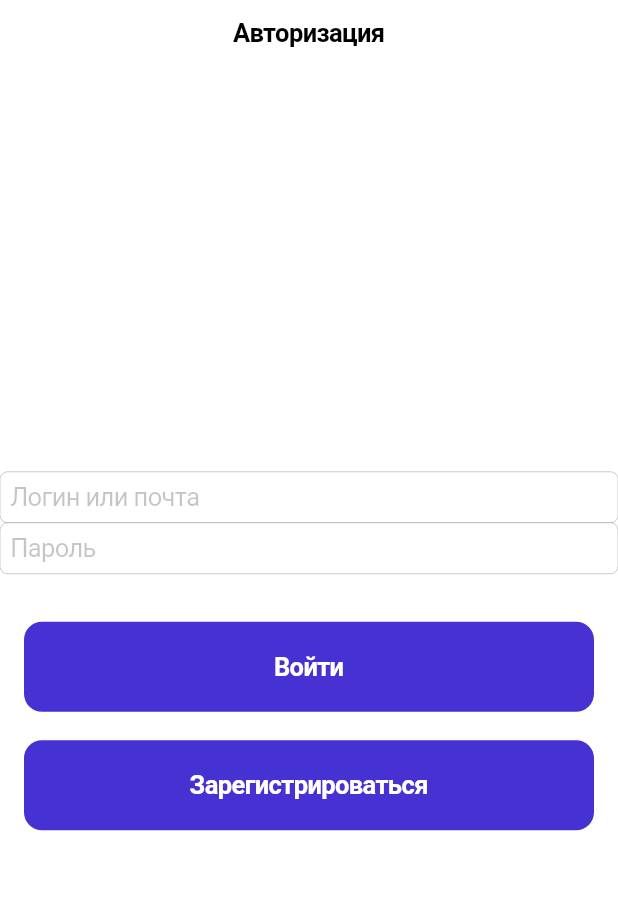
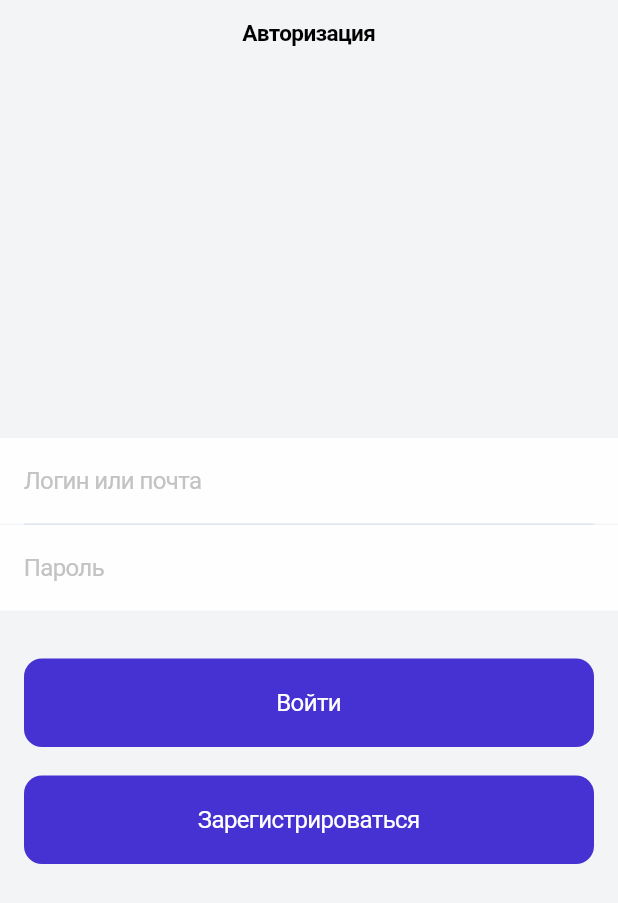
Before and after one commit to Alibalishka/simple_application, a Flutter app: the screen it shows after launch, on a phone screen of 412 x 824 dp. Shown: the top 903 px of the screen. Run offline on Flutter 3.47's test engine with Material 2 defaults, Android fonts, the phone set to English and light mode, and no system bars.

Commit message:
Done Authentication Screen Page

```diff
--- a/lib/screens/auth_screen.dart
+++ b/lib/screens/auth_screen.dart
@@ -6,8 +6,17 @@ class AuthScreen extends StatelessWidget {
   @override
   Widget build(BuildContext context) {
     return CupertinoPageScaffold(
+      backgroundColor: Color(0xFFF3F4F6),
       navigationBar: CupertinoNavigationBar(
-        middle: Text('Авторизация'),
+        middle: Text(
+            'Авторизация',
+            style: TextStyle(
+              color: CupertinoColors.black,
+              fontSize: 15,
+            ),
+          ),
+        backgroundColor: CupertinoColors.white,
+        border: Border(),
       ),
       child: SafeArea(
         child: Column(
@@ -15,10 +24,41 @@ class AuthScreen extends StatelessWidget {
           crossAxisAlignment: CrossAxisAlignment.stretch,
           children: [
             CupertinoTextField(
+              style: TextStyle(
+                color: CupertinoColors.black,
+                fontSize: 16,
+              ),
               placeholder: 'Логин или почта',
+              placeholderStyle: TextStyle(
+                color: Color(0xFFC3C3C3),
+                fontSize: 16,
+              ),
+              padding: const EdgeInsets.symmetric(vertical: 19, horizontal: 16),
+              decoration: BoxDecoration(
+                color: Color(0xFFFEFEFE),
+              ),
             ),
+
+            Container(
+              height: 1,
+              color: Color(0xFFE0E6ED),
+              margin: const EdgeInsets.symmetric(horizontal: 16),
+            ),
+
             CupertinoTextField(
+              style: TextStyle(
+                color: CupertinoColors.black,
+                fontSize: 16,
+              ),
               placeholder: 'Пароль',
+              placeholderStyle: TextStyle(
+                color: Color(0xFFC3C3C3),
+                fontSize: 16,
+              ),
+              padding: const EdgeInsets.symmetric(vertical: 19, horizontal: 16),
+              decoration: BoxDecoration(
+                color: Color(0xFFFEFEFE),
+              ),
             ),
 
             SizedBox(height: 32),
@@ -29,8 +69,8 @@ class AuthScreen extends StatelessWidget {
                 child: Text(
                   'Войти',
                   style: TextStyle(
-                    fontWeight: FontWeight.bold,
                     color: CupertinoColors.white,
+                    fontSize: 16,
                   ),
                 ),
                 padding: const EdgeInsets.symmetric(vertical: 20),
@@ -47,8 +87,8 @@ class AuthScreen extends StatelessWidget {
                 child: Text(
                   'Зарегистрироваться',
                   style: TextStyle(
-                    fontWeight: FontWeight.bold,
                     color: CupertinoColors.white,
+                    fontSize: 16,
                   ),
                 ),
                 padding: const EdgeInsets.symmetric(vertical: 20),
```
